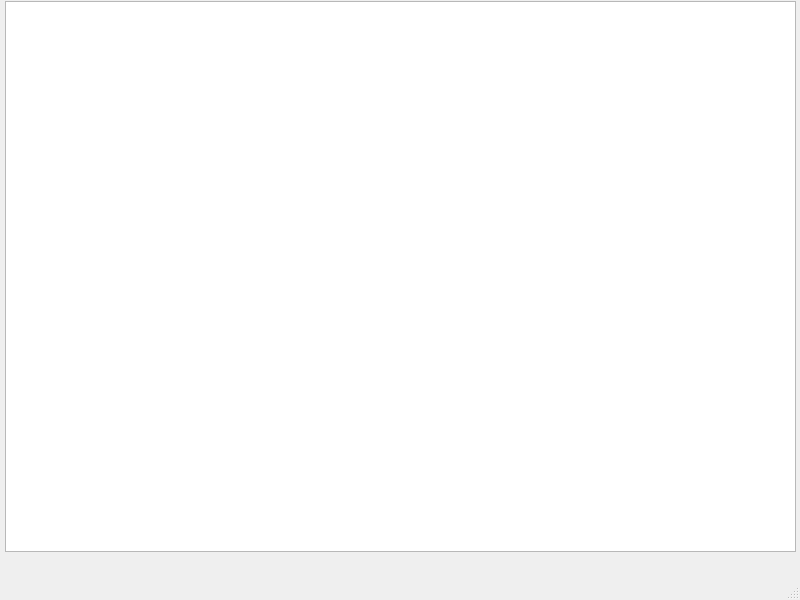
Qt form board.ui (andricmitrovic/02-the-mill-game) before a commit.
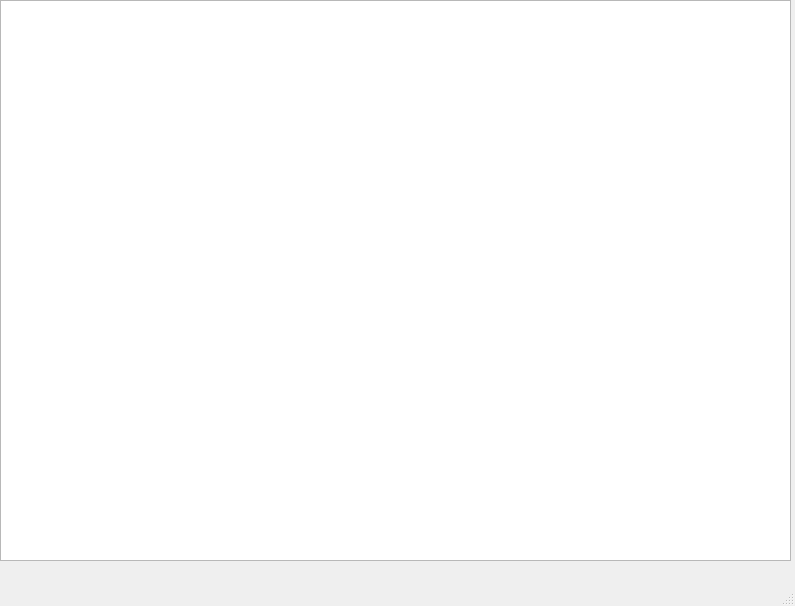
The same form after that commit.

Patch:
```diff
--- a/board.ui
+++ b/board.ui
@@ -2,12 +2,15 @@
 <ui version="4.0">
  <class>Board</class>
  <widget class="QMainWindow" name="Board">
+  <property name="enabled">
+   <bool>true</bool>
+  </property>
   <property name="geometry">
    <rect>
     <x>0</x>
     <y>0</y>
-    <width>800</width>
-    <height>600</height>
+    <width>795</width>
+    <height>606</height>
    </rect>
   </property>
   <property name="windowTitle">
@@ -17,10 +20,10 @@
    <widget class="QGraphicsView" name="graphicsView">
     <property name="geometry">
      <rect>
-      <x>5</x>
-      <y>1</y>
+      <x>0</x>
+      <y>0</y>
       <width>791</width>
-      <height>551</height>
+      <height>561</height>
      </rect>
     </property>
    </widget>
```
Left out of the diff: 11 changed lines with no effect on the pictures.
